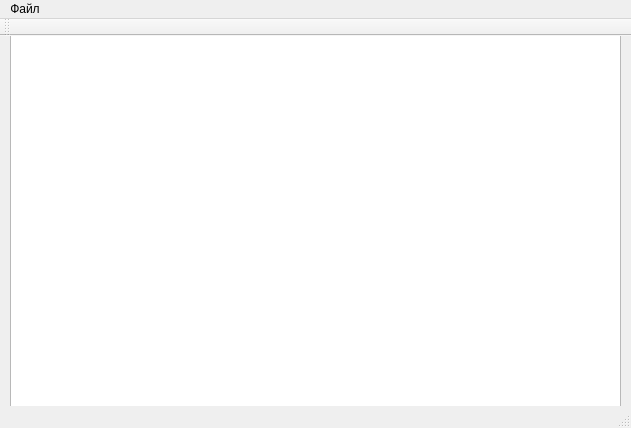
Before: the Qt Designer form mainwindow.ui in KAPATE/Retranslator, drawn with Qt 5.
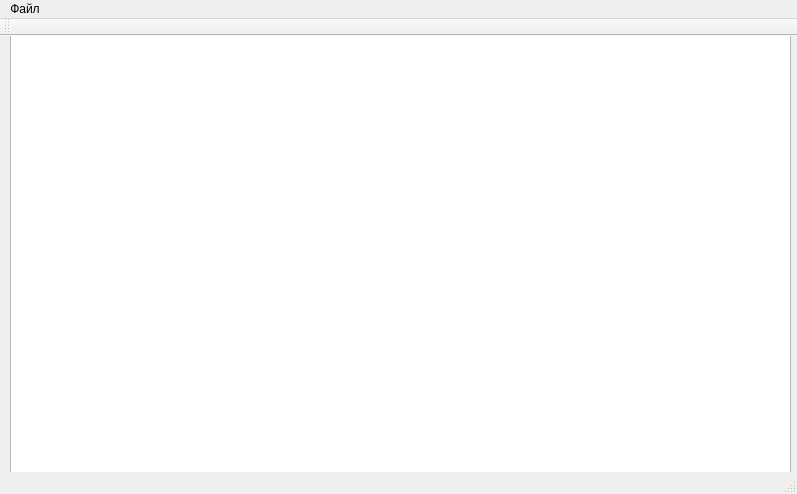
After: the same form once the commit is applied.

What changed in the file:
```diff
--- a/mainwindow.ui
+++ b/mainwindow.ui
@@ -6,8 +6,8 @@
    <rect>
     <x>0</x>
     <y>0</y>
-    <width>631</width>
-    <height>428</height>
+    <width>797</width>
+    <height>494</height>
    </rect>
   </property>
   <property name="windowTitle">
@@ -19,8 +19,8 @@
      <rect>
       <x>10</x>
       <y>-10</y>
-      <width>611</width>
-      <height>381</height>
+      <width>781</width>
+      <height>461</height>
      </rect>
     </property>
    </widget>
@@ -30,8 +30,8 @@
     <rect>
      <x>0</x>
      <y>0</y>
-     <width>631</width>
-     <height>24</height>
+     <width>797</width>
+     <height>21</height>
     </rect>
    </property>
    <widget class="QMenu" name="menu">
```
